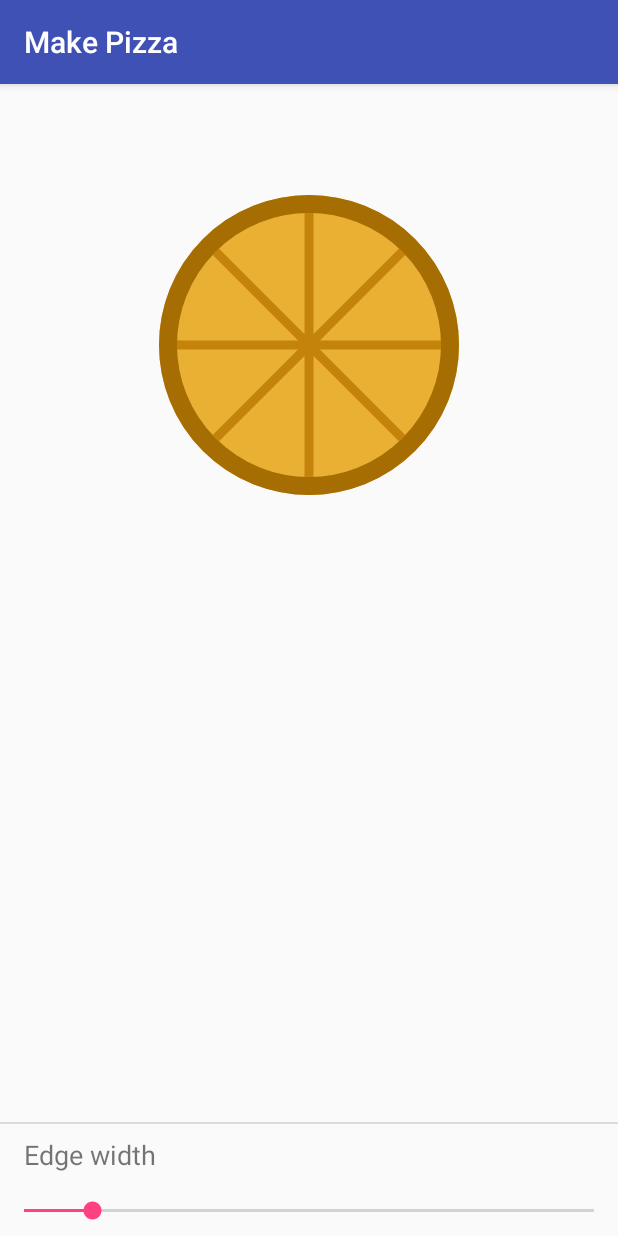
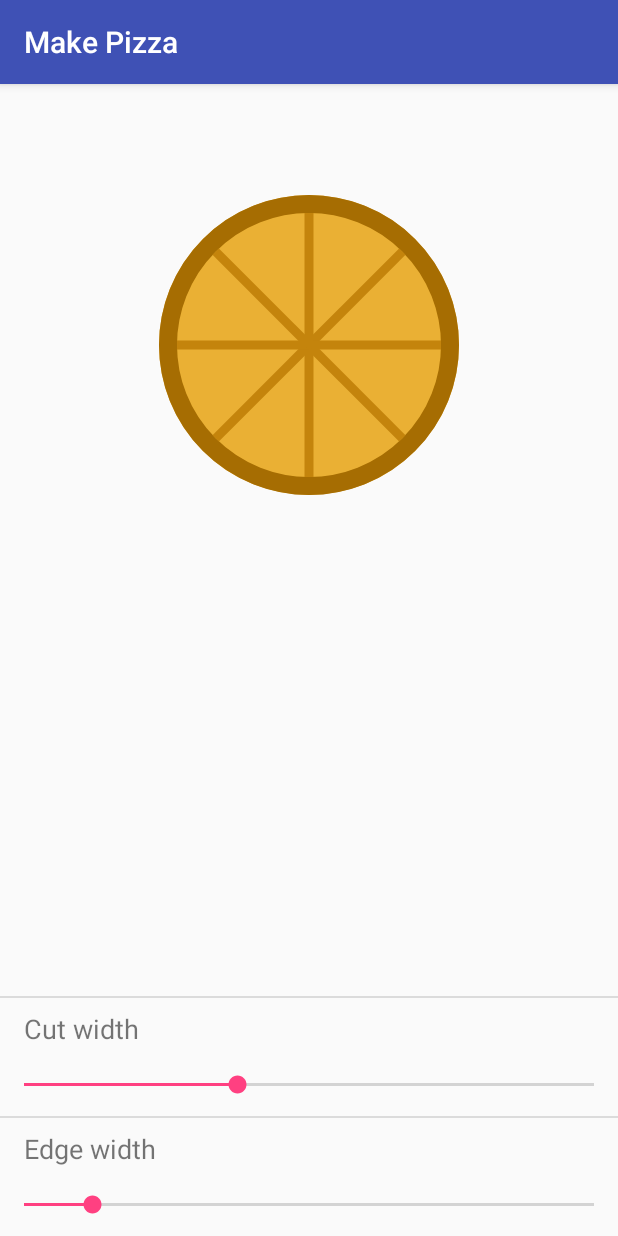
Before and after one commit to Shailesh351/android-pizza, an Android app: the screen it shows after launch (MainActivity), on a phone screen of 412 x 824 dp. Run offline under Robolectric (Android 15) with nearby library versions, the phone set to English and light mode, and no system bars.

Commit message:
feat: Add Cut width seekbar

```diff
--- a/app/src/main/java/me/shellbell/makepizza/MainActivity.kt
+++ b/app/src/main/java/me/shellbell/makepizza/MainActivity.kt
@@ -10,15 +10,22 @@ class MainActivity : AppCompatActivity() {
 
     private lateinit var pizza: Pizza
     private lateinit var edgeWidthSeekBar: SeekBar
+    private lateinit var cutWidthSeekBar: SeekBar
 
     override fun onCreate(savedInstanceState: Bundle?) {
         super.onCreate(savedInstanceState)
         setContentView(R.layout.activity_main)
 
         edgeWidthSeekBar = findViewById(R.id.edge_width_seek_bar)
+        cutWidthSeekBar = findViewById(R.id.cut_width_seek_bar)
         pizza = findViewById(R.id.pizza)
 
-        pizza.post { setupEdgeWidthSeekBar() }
+        pizza.post { setupSeekBars() }
+    }
+
+    private fun setupSeekBars() {
+        setupEdgeWidthSeekBar()
+        setupCutWidthSeekBar()
     }
 
     private fun setupEdgeWidthSeekBar() {
@@ -26,8 +33,8 @@ class MainActivity : AppCompatActivity() {
         val height = pizza.height - pizza.paddingTop - pizza.paddingBottom
 
         edgeWidthSeekBar.max = min(width, height) / 2
+        edgeWidthSeekBar.progress = pizza.edgeWidth.toInt()
 
-        edgeWidthSeekBar.progress = pizza.edgeWidth.toInt()
         edgeWidthSeekBar.setOnSeekBarChangeListener(object : SeekBar.OnSeekBarChangeListener {
             override fun onProgressChanged(seekBar: SeekBar?, progress: Int, p2: Boolean) {
                 pizza.edgeWidth = progress.toFloat()
@@ -39,4 +46,22 @@ class MainActivity : AppCompatActivity() {
             override fun onStopTrackingTouch(seekBar: SeekBar?) {}
         })
     }
+
+    private fun setupCutWidthSeekBar() {
+        val MAX_CUT_WIDTH = 24F
+
+        cutWidthSeekBar.max = MAX_CUT_WIDTH.toInt()
+        cutWidthSeekBar.progress = pizza.cutWidth.toInt()
+
+        cutWidthSeekBar.setOnSeekBarChangeListener(object : SeekBar.OnSeekBarChangeListener {
+            override fun onProgressChanged(seekBar: SeekBar?, progress: Int, p2: Boolean) {
+                pizza.cutWidth = progress.toFloat()
+                pizza.invalidate()
+            }
+
+            override fun onStartTrackingTouch(seekBar: SeekBar?) {}
+
+            override fun onStopTrackingTouch(seekBar: SeekBar?) {}
+        })
+    }
 }
--- a/app/src/main/res/layout/activity_main.xml
+++ b/app/src/main/res/layout/activity_main.xml
@@ -42,6 +42,31 @@
             android:paddingLeft="16dp"
             android:paddingRight="8dp"
             android:paddingTop="8dp"
+            android:text="@string/cut_width"
+            android:textSize="18sp" />
+
+        <SeekBar
+            android:id="@+id/cut_width_seek_bar"
+            android:layout_width="match_parent"
+            android:layout_height="wrap_content"
+            android:layout_marginBottom="4dp"
+            android:paddingBottom="8dp"
+            android:paddingLeft="16dp"
+            android:paddingRight="16dp"
+            android:paddingTop="8dp" />
+
+        <View
+            android:layout_width="match_parent"
+            android:layout_height="1dp"
+            android:background="@color/divider_color" />
+
+        <TextView
+            android:layout_width="wrap_content"
+            android:layout_height="wrap_content"
+            android:paddingBottom="8dp"
+            android:paddingLeft="16dp"
+            android:paddingRight="8dp"
+            android:paddingTop="8dp"
             android:text="@string/edge_width"
             android:textSize="18sp" />
 
@@ -49,6 +74,7 @@
             android:id="@+id/edge_width_seek_bar"
             android:layout_width="match_parent"
             android:layout_height="wrap_content"
+            android:layout_marginBottom="4dp"
             android:padding="8dp"
             android:paddingBottom="8dp"
             android:paddingLeft="16dp"
--- a/app/src/main/res/values/strings.xml
+++ b/app/src/main/res/values/strings.xml
@@ -1,4 +1,5 @@
 <resources>
     <string name="app_name">Make Pizza</string>
     <string name="edge_width">Edge width</string>
+    <string name="cut_width">Cut width</string>
 </resources>
--- a/pizza/src/main/java/me/shellbell/pizza/Pizza.kt
+++ b/pizza/src/main/java/me/shellbell/pizza/Pizza.kt
@@ -6,7 +6,6 @@ import android.graphics.Color
 import android.graphics.Paint
 import android.util.AttributeSet
 import android.view.View
-import kotlin.math.max
 import kotlin.math.min
 
 /**
```
